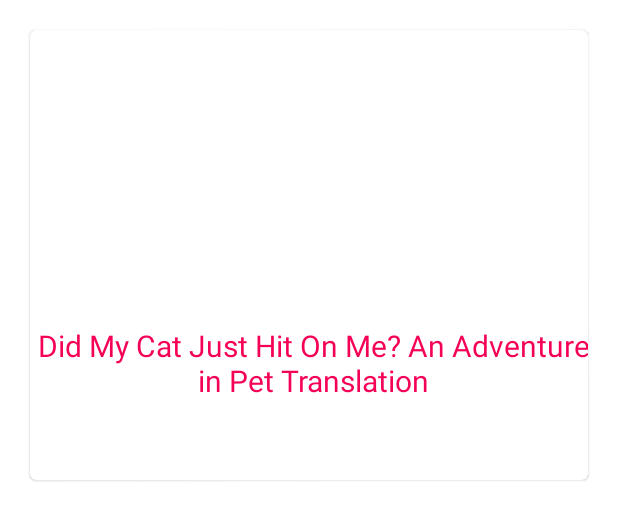
After one commit to efanious/ArticleApp, an Android app: the layout article_item_view.xml on its own in the app's theme, with its tools: preview values and no code run, on a phone screen of 412 x 824 dp. The commit adds this screen. Shown: the top 520 px of the screen. Run offline under Robolectric (Android 15) with nearby library versions, the phone set to English and light mode, and no system bars.

Commit message:
Adding Recycler view and other data fields

```diff
--- a/app/src/main/java/com/example/android/data/dto/ArticlesResultDto.kt
+++ b/app/src/main/java/com/example/android/data/dto/ArticlesResultDto.kt
@@ -5,5 +5,7 @@ data class ArticlesResultDto(
     val url: String?,
     val id: Double?,
     val asset_id: Double?,
-    val source: String?
+    val source: String?,
+    val title: String?
+
 )
--- /dev/null
+++ b/app/src/main/res/layout/article_item_view.xml
@@ -0,0 +1,35 @@
+<?xml version="1.0" encoding="utf-8"?>
+<com.google.android.material.card.MaterialCardView xmlns:android="http://schemas.android.com/apk/res/android"
+    xmlns:app="http://schemas.android.com/apk/res-auto"
+    xmlns:tools="http://schemas.android.com/tools"
+    android:layout_width="match_parent"
+    android:layout_height="300dp"
+    android:layout_margin="20dp"
+    app:cardCornerRadius="4dp">
+
+    <androidx.constraintlayout.widget.ConstraintLayout
+        android:layout_width="match_parent"
+        android:layout_height="match_parent">
+
+        <TextView
+            android:id="@+id/articleTitleTextView"
+            android:layout_width="wrap_content"
+            android:layout_height="wrap_content"
+            android:layout_marginStart="10dp"
+            android:layout_marginEnd="10dp"
+            android:textAlignment="center"
+            android:textSize="20sp"
+            android:textColor="#F50057"
+            app:layout_constraintBottom_toBottomOf="parent"
+            app:layout_constraintEnd_toEndOf="parent"
+            app:layout_constraintHorizontal_bias="0.39"
+            app:layout_constraintStart_toStartOf="parent"
+            app:layout_constraintTop_toTopOf="parent"
+            app:layout_constraintVertical_bias="0.79"
+            tools:text="Did My Cat Just Hit On Me? An Adventure in Pet Translation" />
+
+
+    </androidx.constraintlayout.widget.ConstraintLayout>
+
+
+</com.google.android.material.card.MaterialCardView>
```
Also changed, not shown: app/src/main/java/com/example/android/adapters/ArticlesAdapter.kt (added, +67 -0 lines), app/src/main/java/com/example/android/presentation/MainActivity.kt (+12 -1 lines), app/src/main/res/layout/activity_main.xml (+7 -4 lines).
